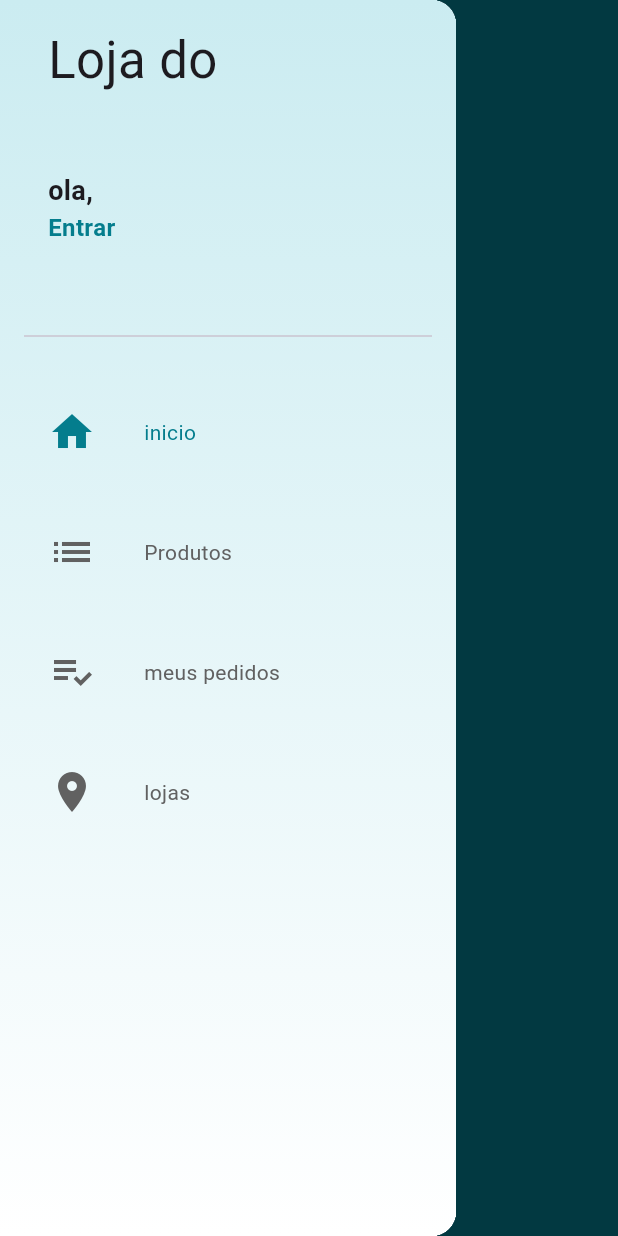
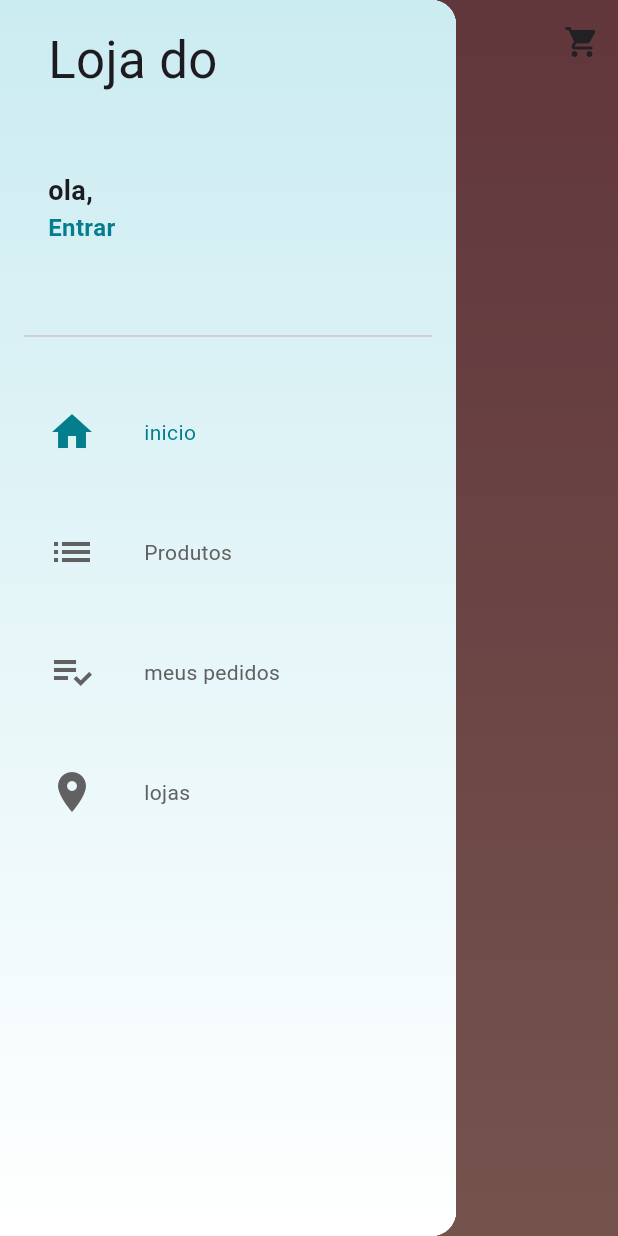
Before and after one commit to Renatofsds16/new-store, a Flutter app: the screen it shows after launch, with the side drawer open, on a phone screen of 412 x 824 dp. Run offline on Flutter 3.47's test engine with Material 3 defaults, Android fonts, the phone set to English and light mode, and no system bars; our stand-ins replace cloud_firestore, firebase_auth, firebase_core; accounts and stored records are empty; generated files the repository leaves out were written again.

Commit message:
finalizando o carrinho de produto e iniciando a home com a appbar customizada

```diff
--- a/lib/main.dart
+++ b/lib/main.dart
@@ -1,6 +1,7 @@
 import 'package:cloud_firestore/cloud_firestore.dart';
 import 'package:flutter/material.dart';
 import 'package:new_store/models/cart_manage.dart';
+import 'package:new_store/models/home_manage.dart';
 import 'package:new_store/models/product.dart';
 import 'package:new_store/models/product_manager.dart';
 import 'package:new_store/models/user_manager.dart';
@@ -29,6 +30,7 @@ class MyApp extends StatelessWidget {
     return MultiProvider(
       providers: [
         ChangeNotifierProvider(create: (_)=>UserManager(),lazy: false,),
+        Provider(create: (_)=>HomeManager(),lazy: false,),
         ChangeNotifierProvider(create: (_)=>ProductManager(),lazy: false,),
         ChangeNotifierProxyProvider<UserManager,CartManager?>(create: (_)=>CartManager(),
           lazy: false,
--- a/lib/models/cart_product.dart
+++ b/lib/models/cart_product.dart
@@ -17,6 +17,7 @@ class CartProduct extends ChangeNotifier{
     firebaseFirestore.collection('products').doc(idProduct).get().then(
         (element){
           product = Product.fromDocumentSnapshot(element);
+          notifyListeners();
 
         }
 
--- /dev/null
+++ b/lib/models/home_manage.dart
@@ -0,0 +1,22 @@
+import 'package:cloud_firestore/cloud_firestore.dart';
+import 'package:new_store/models/section.dart';
+
+class HomeManager{
+  HomeManager(){
+    _loadingSections();
+  }
+
+  final FirebaseFirestore firestore = FirebaseFirestore.instance;
+  List<Section> sections = [];
+
+
+  Future<void> _loadingSections()async{
+    firestore.collection('home').snapshots().listen((snapshot){
+      sections.clear();
+      for(DocumentSnapshot documentSnapshot in snapshot.docs){
+        sections.add(Section.fromDocument(documentSnapshot));
+      }
+    });
+
+  }
+}
--- /dev/null
+++ b/lib/models/section.dart
@@ -0,0 +1,46 @@
+import 'package:cloud_firestore/cloud_firestore.dart';
+import 'package:new_store/models/section_items.dart';
+
+class Section{
+  Section.fromDocument(DocumentSnapshot document){
+    List<dynamic> list;
+    id = document.id;
+    name = document.get('name');
+    type = document.get('type');
+    list = document.get('items');
+    items = list.map((e)=>SectionItem.fromMap(e)).toList();
+    print(items?[0].image);
+
+  }
+
+  String? _id;
+  String? _name;
+  String? _type;
+  List<SectionItem>? _items;
+
+
+  String? get id => _id;
+
+  set id(String? value) {
+    _id = value;
+  }
+
+  String? get name => _name;
+
+  set name(String? value) {
+    _name = value;
+  }
+
+
+  String? get type => _type;
+
+  set type(String? value) {
+    _type = value;
+  }
+
+  List<SectionItem>? get items => _items;
+
+  set items(List<SectionItem>? value) {
+    _items = value;
+  }
+}
--- a/lib/screens/screns_base/base_screens.dart
+++ b/lib/screens/screns_base/base_screens.dart
@@ -1,5 +1,6 @@
 import 'package:flutter/material.dart';
 import 'package:new_store/models/page_manager.dart';
+import 'package:new_store/screens/screns_base/home_screens/home_screens.dart';
 import 'package:new_store/screens/screns_base/products_screesns.dart';
 import 'package:new_store/screens/screns_base/sign_up.dart';
 import 'package:provider/provider.dart';
@@ -20,14 +21,7 @@ class BaseScreens extends StatelessWidget {
         body: PageView(
           controller: _pageController,
           children: [
-            Scaffold(
-              drawer: const DrawerCusnton(),
-              appBar: AppBar(
-                iconTheme: const IconThemeData(color: Colors.white),
-                backgroundColor: const Color.fromARGB(255, 4, 125, 141),
-                title: const Text('loja virtual',style: TextStyle(color: Colors.white),),
-              ),
-            ),
+            const HomeScreens(),
             const ProductsScreesns(),
             Container(
               color: Colors.amber,
--- /dev/null
+++ b/lib/screens/screns_base/home_screens/home_screens.dart
@@ -0,0 +1,53 @@
+import 'package:flutter/material.dart';
+
+import '../../../common/common_drawer/drawer_custom.dart';
+
+class HomeScreens extends StatelessWidget {
+  const HomeScreens({super.key});
+
+  @override
+  Widget build(BuildContext context) {
+    final color = Theme.of(context).primaryColor;
+    return Scaffold(
+      drawer: const DrawerCusnton(),
+      body: Stack(
+        children: [
+          Container(
+            decoration: const BoxDecoration(
+                gradient: LinearGradient(colors: [
+              Color.fromARGB(255, 211, 118, 130),
+              Color.fromARGB(255, 253, 181, 168),
+            ], begin: Alignment.topCenter, end: Alignment.bottomCenter)),
+          ),
+          CustomScrollView(
+            slivers: [
+              SliverAppBar(
+                elevation: 0,
+                snap: true,
+                floating: true,
+                backgroundColor: Colors.transparent,
+                flexibleSpace: const FlexibleSpaceBar(
+                  title: Text('loja do Renato'),
+                  centerTitle: true,
+                ),
+                actions: [
+                  IconButton(
+                      onPressed: () {
+                        Navigator.of(context).pushNamed('/cart');
+                      },
+                      icon: const Icon(Icons.shopping_cart))
+                ],
+              ),
+              const SliverToBoxAdapter(
+                child: SizedBox(
+                  height: 2000,
+                  width: 200,
+                ),
+              )
+            ],
+          )
+        ],
+      ),
+    );
+  }
+}
```
Also changed, not shown: lib/common/widgets/cartPrice.dart (added, +89 -0 lines), lib/models/cart_manage.dart (+2 -5 lines), lib/models/section_items.dart (added, +13 -0 lines), lib/screens/screns_base/cart_product_screens.dart (+9 -3 lines).
